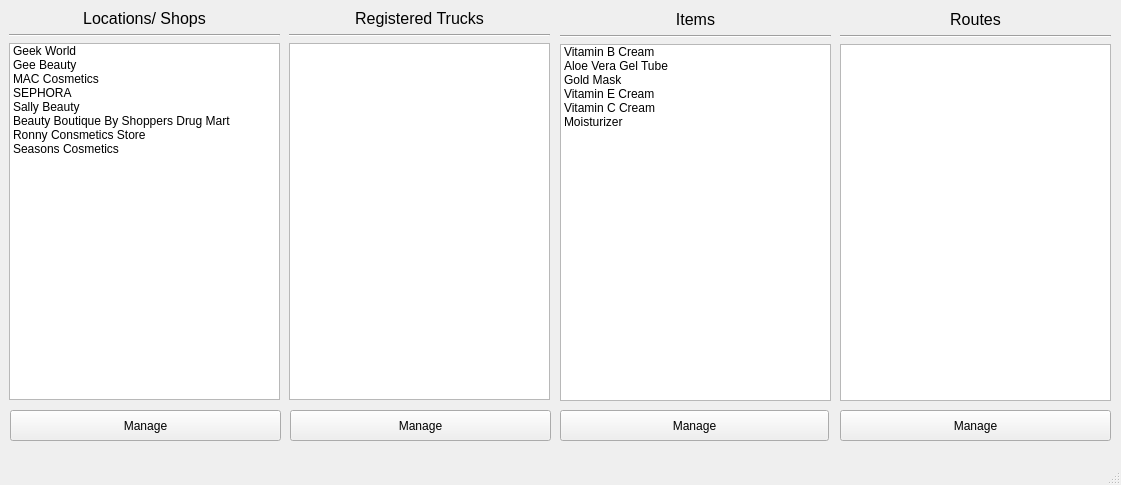
Above: Source/mainwindow.ui from DhirajWishal/DeliveryPlanningTool before the change. Below: the same form after it.
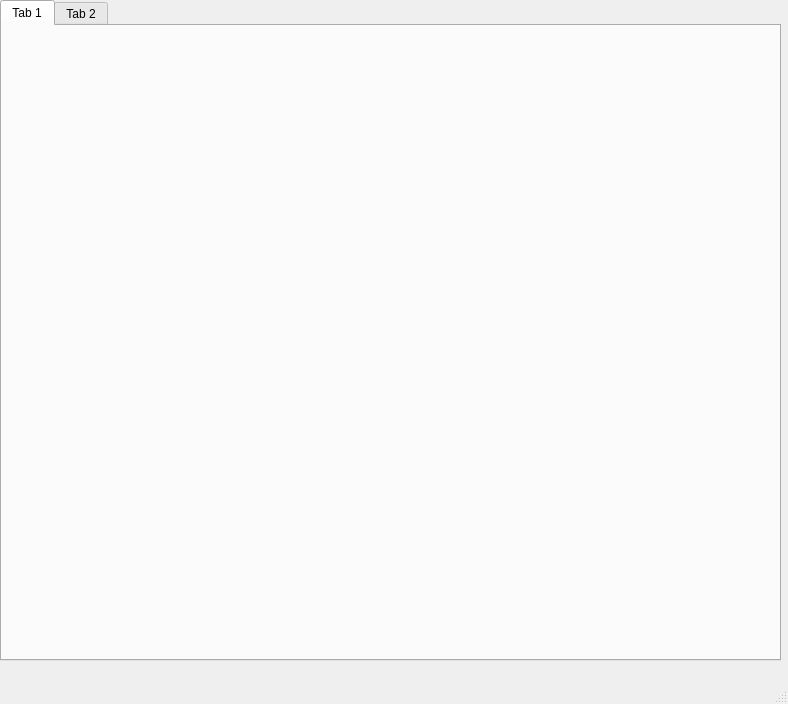
That is the form after the change.

```diff
--- a/Source/mainwindow.ui
+++ b/Source/mainwindow.ui
@@ -6,285 +6,33 @@
    <rect>
     <x>0</x>
     <y>0</y>
-    <width>1121</width>
-    <height>485</height>
+    <width>788</width>
+    <height>704</height>
    </rect>
   </property>
   <property name="windowTitle">
    <string>Manager's Panel</string>
   </property>
   <widget class="QWidget" name="centralwidget">
-   <widget class="QWidget" name="verticalLayoutWidget">
+   <widget class="QTabWidget" name="tabWidget">
     <property name="geometry">
      <rect>
-      <x>560</x>
-      <y>10</y>
-      <width>271</width>
-      <height>391</height>
+      <x>0</x>
+      <y>0</y>
+      <width>781</width>
+      <height>661</height>
      </rect>
     </property>
-    <layout class="QVBoxLayout" name="verticalLayout">
-     <item>
-      <widget class="QLabel" name="label">
-       <property name="font">
-        <font>
-         <pointsize>12</pointsize>
-        </font>
-       </property>
-       <property name="text">
-        <string>Items</string>
-       </property>
-       <property name="alignment">
-        <set>Qt::AlignHCenter|Qt::AlignTop</set>
-       </property>
-      </widget>
-     </item>
-     <item>
-      <widget class="Line" name="line">
-       <property name="orientation">
-        <enum>Qt::Horizontal</enum>
-       </property>
-      </widget>
-     </item>
-     <item>
-      <widget class="QListWidget" name="itemList">
-       <item>
-        <property name="text">
-         <string>Vitamin B Cream</string>
-        </property>
-       </item>
-       <item>
-        <property name="text">
-         <string>Aloe Vera Gel Tube</string>
-        </property>
-       </item>
-       <item>
-        <property name="text">
-         <string>Gold Mask</string>
-        </property>
-       </item>
-       <item>
-        <property name="text">
-         <string>Vitamin E Cream</string>
-        </property>
-       </item>
-       <item>
-        <property name="text">
-         <string>Vitamin C Cream</string>
-        </property>
-       </item>
-       <item>
-        <property name="text">
-         <string>Moisturizer</string>
-        </property>
-       </item>
-      </widget>
-     </item>
-    </layout>
-   </widget>
-   <widget class="QWidget" name="verticalLayoutWidget_2">
-    <property name="geometry">
-     <rect>
-      <x>9</x>
-      <y>9</y>
-      <width>271</width>
-      <height>391</height>
-     </rect>
-    </property>
-    <layout class="QVBoxLayout" name="verticalLayout_2">
-     <item>
-      <widget class="QLabel" name="label_3">
-       <property name="font">
-        <font>
-         <pointsize>12</pointsize>
-        </font>
-       </property>
-       <property name="text">
-        <string>Locations/ Shops</string>
-       </property>
-       <property name="alignment">
-        <set>Qt::AlignHCenter|Qt::AlignTop</set>
-       </property>
-      </widget>
-     </item>
-     <item>
-      <widget class="Line" name="line_3">
-       <property name="orientation">
-        <enum>Qt::Horizontal</enum>
-       </property>
-      </widget>
-     </item>
-     <item>
-      <widget class="QListWidget" name="locationList">
-       <item>
-        <property name="text">
-         <string>Geek World</string>
-        </property>
-       </item>
-       <item>
-        <property name="text">
-         <string>Gee Beauty</string>
-        </property>
-       </item>
-       <item>
-        <property name="text">
-         <string>MAC Cosmetics</string>
-        </property>
-       </item>
-       <item>
-        <property name="text">
-         <string>SEPHORA</string>
-        </property>
-       </item>
-       <item>
-        <property name="text">
-         <string>Sally Beauty</string>
-        </property>
-       </item>
-       <item>
-        <property name="text">
-         <string>Beauty Boutique By Shoppers Drug Mart</string>
-        </property>
-       </item>
-       <item>
-        <property name="text">
-         <string>Ronny Consmetics Store</string>
-        </property>
-       </item>
-       <item>
-        <property name="text">
-         <string>Seasons Cosmetics</string>
-        </property>
-       </item>
-      </widget>
-     </item>
-    </layout>
-   </widget>
-   <widget class="QWidget" name="verticalLayoutWidget_3">
-    <property name="geometry">
-     <rect>
-      <x>289</x>
-      <y>9</y>
-      <width>261</width>
-      <height>391</height>
-     </rect>
-    </property>
-    <layout class="QVBoxLayout" name="verticalLayout_3">
-     <item>
-      <widget class="QLabel" name="label_4">
-       <property name="font">
-        <font>
-         <pointsize>12</pointsize>
-        </font>
-       </property>
-       <property name="text">
-        <string>Registered Trucks</string>
-       </property>
-       <property name="alignment">
-        <set>Qt::AlignHCenter|Qt::AlignTop</set>
-       </property>
-      </widget>
-     </item>
-     <item>
-      <widget class="Line" name="line_4">
-       <property name="orientation">
-        <enum>Qt::Horizontal</enum>
-       </property>
-      </widget>
-     </item>
-     <item>
-      <widget class="QListWidget" name="truckList"/>
-     </item>
-    </layout>
-   </widget>
-   <widget class="QWidget" name="verticalLayoutWidget_4">
-    <property name="geometry">
-     <rect>
-      <x>840</x>
-      <y>10</y>
-      <width>271</width>
-      <height>391</height>
-     </rect>
-    </property>
-    <layout class="QVBoxLayout" name="verticalLayout_4">
-     <item>
-      <widget class="QLabel" name="label_5">
-       <property name="font">
-        <font>
-         <pointsize>12</pointsize>
-        </font>
-       </property>
-       <property name="text">
-        <string>Routes</string>
-       </property>
-       <property name="alignment">
-        <set>Qt::AlignHCenter|Qt::AlignTop</set>
-       </property>
-      </widget>
-     </item>
-     <item>
-      <widget class="Line" name="line_5">
-       <property name="orientation">
-        <enum>Qt::Horizontal</enum>
-       </property>
-      </widget>
-     </item>
-     <item>
-      <widget class="QListWidget" name="routeList"/>
-     </item>
-    </layout>
-   </widget>
-   <widget class="QPushButton" name="manageRoute">
-    <property name="geometry">
-     <rect>
-      <x>840</x>
-      <y>410</y>
-      <width>271</width>
-      <height>31</height>
-     </rect>
-    </property>
-    <property name="text">
-     <string>Manage</string>
-    </property>
-   </widget>
-   <widget class="QPushButton" name="manageItemsButton">
-    <property name="geometry">
-     <rect>
-      <x>560</x>
-      <y>410</y>
-      <width>269</width>
-      <height>31</height>
-     </rect>
-    </property>
-    <property name="text">
-     <string>Manage</string>
-    </property>
-   </widget>
-   <widget class="QPushButton" name="manageTrucksButton">
-    <property name="geometry">
-     <rect>
-      <x>290</x>
-      <y>410</y>
-      <width>261</width>
-      <height>31</height>
-     </rect>
-    </property>
-    <property name="text">
-     <string>Manage</string>
-    </property>
-   </widget>
-   <widget class="QPushButton" name="manageLocationsButton">
-    <property name="geometry">
-     <rect>
-      <x>10</x>
-      <y>410</y>
-      <width>271</width>
-      <height>31</height>
-     </rect>
-    </property>
-    <property name="text">
-     <string>Manage</string>
-    </property>
+    <widget class="QWidget" name="tab">
+     <attribute name="title">
+      <string>Tab 1</string>
+     </attribute>
+    </widget>
+    <widget class="QWidget" name="tab_2">
+     <attribute name="title">
+      <string>Tab 2</string>
+     </attribute>
+    </widget>
    </widget>
   </widget>
   <widget class="QMenuBar" name="menubar">
```
Left out of the diff: 2 changed lines with no effect on the pictures.
